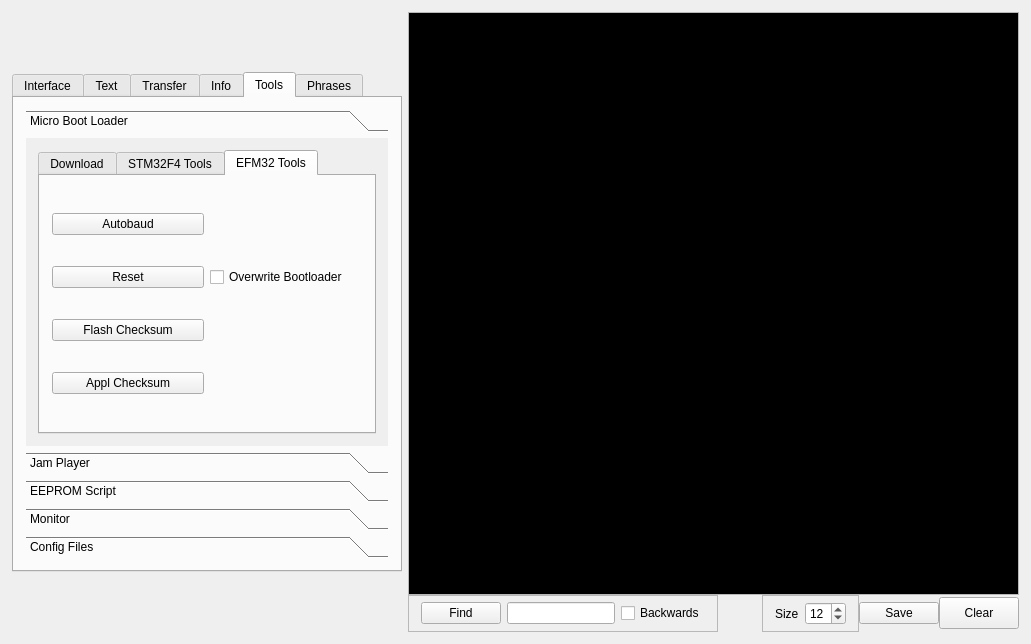
The window that mainWindow.ui (strawbot/TimbreTalk) describes before a commit, drawn with Qt 5.
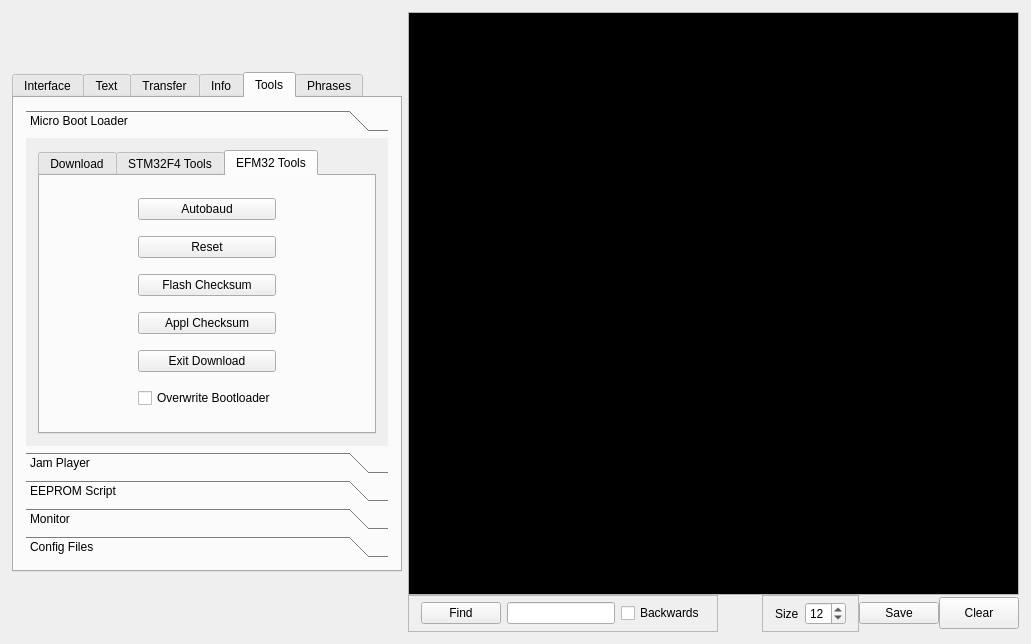
The same window after the commit. The open tabs and pages were chosen to show the change.

The edit to the form file:
```diff
--- a/mainWindow.ui
+++ b/mainWindow.ui
@@ -1797,41 +1797,78 @@
                    <attribute name="title">
                     <string>EFM32 Tools</string>
                    </attribute>
-                   <layout class="QGridLayout" name="gridLayout_9">
-                    <item row="1" column="0">
-                     <widget class="QPushButton" name="resetEfm32">
-                      <property name="text">
-                       <string>Reset</string>
+                   <layout class="QHBoxLayout" name="horizontalLayout_4">
+                    <item>
+                     <spacer name="horizontalSpacer_13">
+                      <property name="orientation">
+                       <enum>Qt::Horizontal</enum>
                       </property>
-                     </widget>
-                    </item>
-                    <item row="1" column="1">
-                     <widget class="QCheckBox" name="bootOverwrite">
-                      <property name="text">
-                       <string>Overwrite Bootloader</string>
+                      <property name="sizeHint" stdset="0">
+                       <size>
+                        <width>40</width>
+                        <height>20</height>
+                       </size>
                       </property>
-                     </widget>
+                     </spacer>
                     </item>
-                    <item row="2" column="0">
-                     <widget class="QPushButton" name="getFlashCRC">
-                      <property name="text">
-                       <string>Flash Checksum</string>
-                      </property>
-                     </widget>
+                    <item>
+                     <layout class="QVBoxLayout" name="verticalLayout_17">
+                      <item>
+                       <widget class="QPushButton" name="autobaud">
+                        <property name="text">
+                         <string>Autobaud</string>
+                        </property>
+                       </widget>
+                      </item>
+                      <item>
+                       <widget class="QPushButton" name="resetEfm32">
+                        <property name="text">
+                         <string>Reset</string>
+                        </property>
+                       </widget>
+                      </item>
+                      <item>
+                       <widget class="QPushButton" name="getFlashCRC">
+                        <property name="text">
+                         <string>Flash Checksum</string>
+                        </property>
+                       </widget>
+                      </item>
+                      <item>
+                       <widget class="QPushButton" name="getApplCRC">
+                        <property name="text">
+                         <string>Appl Checksum</string>
+                        </property>
+                       </widget>
+                      </item>
+                      <item>
+                       <widget class="QPushButton" name="exitDownload">
+                        <property name="text">
+                         <string>Exit Download</string>
+                        </property>
+                       </widget>
+                      </item>
+                      <item>
+                       <widget class="QCheckBox" name="bootOverwrite">
+                        <property name="text">
+                         <string>Overwrite Bootloader</string>
+                        </property>
+                       </widget>
+                      </item>
+                     </layout>
                     </item>
-                    <item row="3" column="0">
-                     <widget class="QPushButton" name="getApplCRC">
-                      <property name="text">
-                       <string>Appl Checksum</string>
+                    <item>
+                     <spacer name="horizontalSpacer_11">
+                      <property name="orientation">
+                       <enum>Qt::Horizontal</enum>
                       </property>
-                     </widget>
-                    </item>
-                    <item row="0" column="0">
-                     <widget class="QPushButton" name="autobaud">
-                      <property name="text">
-                       <string>Autobaud</string>
+                      <property name="sizeHint" stdset="0">
+                       <size>
+                        <width>53</width>
+                        <height>20</height>
+                       </size>
                       </property>
-                     </widget>
+                     </spacer>
                     </item>
                    </layout>
                   </widget>
```
Left out of the diff: 293 changed lines with no effect on the pictures.
